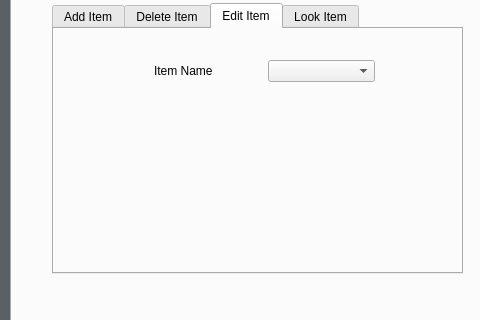
The window that CS1C_BulkClub/administratorwindow.ui (BlankMKB/CS1C-Group-Project-1) describes before a commit, drawn with Qt 5; both pictures show x 0 to 480 and y 123 to 443 of the 800 by 600 pixel window.
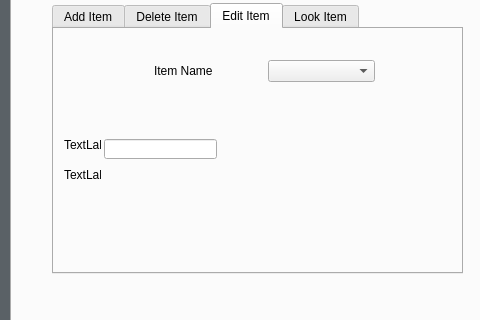
The same window after the commit. The open tabs and pages were chosen to show the change.

What changed in the file:
```diff
--- a/CS1C_BulkClub/administratorwindow.ui
+++ b/CS1C_BulkClub/administratorwindow.ui
@@ -226,6 +226,42 @@
         </item>
        </layout>
       </widget>
+      <widget class="QLabel" name="label_13">
+       <property name="geometry">
+        <rect>
+         <x>10</x>
+         <y>110</y>
+         <width>37</width>
+         <height>12</height>
+        </rect>
+       </property>
+       <property name="text">
+        <string>TextLabel</string>
+       </property>
+      </widget>
+      <widget class="QLineEdit" name="lineEdit">
+       <property name="geometry">
+        <rect>
+         <x>50</x>
+         <y>110</y>
+         <width>113</width>
+         <height>20</height>
+        </rect>
+       </property>
+      </widget>
+      <widget class="QLabel" name="label_14">
+       <property name="geometry">
+        <rect>
+         <x>10</x>
+         <y>140</y>
+         <width>37</width>
+         <height>12</height>
+        </rect>
+       </property>
+       <property name="text">
+        <string>TextLabel</string>
+       </property>
+      </widget>
      </widget>
      <widget class="QWidget" name="tab_4">
       <attribute name="title">
```
Left out of the diff: 2 changed lines with no effect on the pictures.
